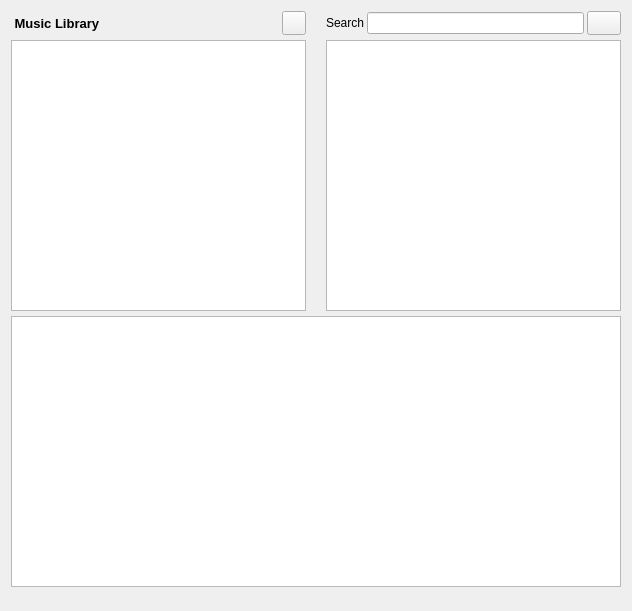
Before: the Qt Designer form trunk/GUI/library/GUI_Library_windowed.ui in shahid334/sayonara-player, drawn with Qt 5.
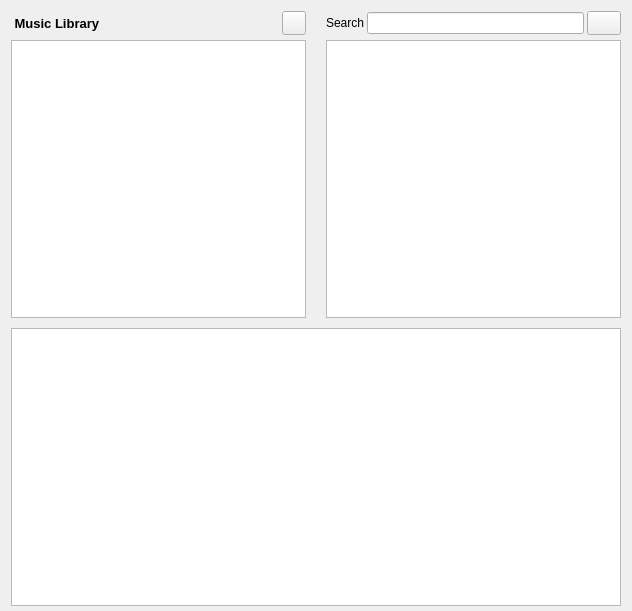
After: the same form once the commit is applied. Custom widgets are drawn as their Qt base class.

The edit to the form file:
```diff
--- a/trunk/GUI/library/GUI_Library_windowed.ui
+++ b/trunk/GUI/library/GUI_Library_windowed.ui
@@ -60,6 +60,9 @@
        <pointsize>8</pointsize>
       </font>
      </property>
+     <property name="frameShadow">
+      <enum>QFrame::Sunken</enum>
+     </property>
      <property name="horizontalScrollBarPolicy">
       <enum>Qt::ScrollBarAsNeeded</enum>
      </property>
@@ -111,6 +114,15 @@
        <pointsize>8</pointsize>
       </font>
      </property>
+     <property name="frameShape">
+      <enum>QFrame::StyledPanel</enum>
+     </property>
+     <property name="frameShadow">
+      <enum>QFrame::Sunken</enum>
+     </property>
+     <property name="midLineWidth">
+      <number>0</number>
+     </property>
      <property name="autoScroll">
       <bool>false</bool>
      </property>
@@ -127,7 +139,7 @@
       <enum>Qt::DotLine</enum>
      </property>
      <property name="sortingEnabled">
-      <bool>true</bool>
+      <bool>false</bool>
      </property>
      <attribute name="horizontalHeaderStretchLastSection">
       <bool>true</bool>
@@ -153,6 +165,9 @@
        <pointsize>8</pointsize>
       </font>
      </property>
+     <property name="frameShadow">
+      <enum>QFrame::Sunken</enum>
+     </property>
      <property name="editTriggers">
       <set>QAbstractItemView::NoEditTriggers</set>
      </property>
@@ -215,16 +230,6 @@
      </attribute>
     </widget>
    </item>
-   <item row="5" column="0" colspan="4">
-    <widget class="QLabel" name="lab_info">
-     <property name="text">
-      <string/>
-     </property>
-     <property name="scaledContents">
-      <bool>false</bool>
-     </property>
-    </widget>
-   </item>
    <item row="1" column="0" colspan="2">
     <layout class="QHBoxLayout" name="horizontalLayout_2">
      <item>
@@ -265,6 +270,16 @@
      </item>
     </layout>
    </item>
+   <item row="3" column="0" colspan="2">
+    <widget class="QFrame" name="frame">
+     <property name="frameShape">
+      <enum>QFrame::StyledPanel</enum>
+     </property>
+     <property name="frameShadow">
+      <enum>QFrame::Raised</enum>
+     </property>
+    </widget>
+   </item>
   </layout>
  </widget>
  <customwidgets>
```
